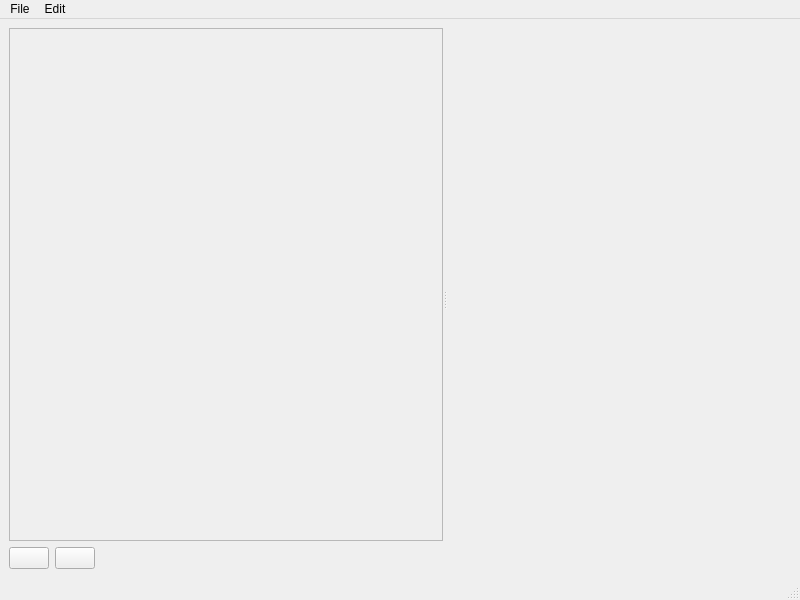
First picture: the form in UI/windows/QuestsMainWindow.ui, repository LydP/Quest-Lists, before the edit.
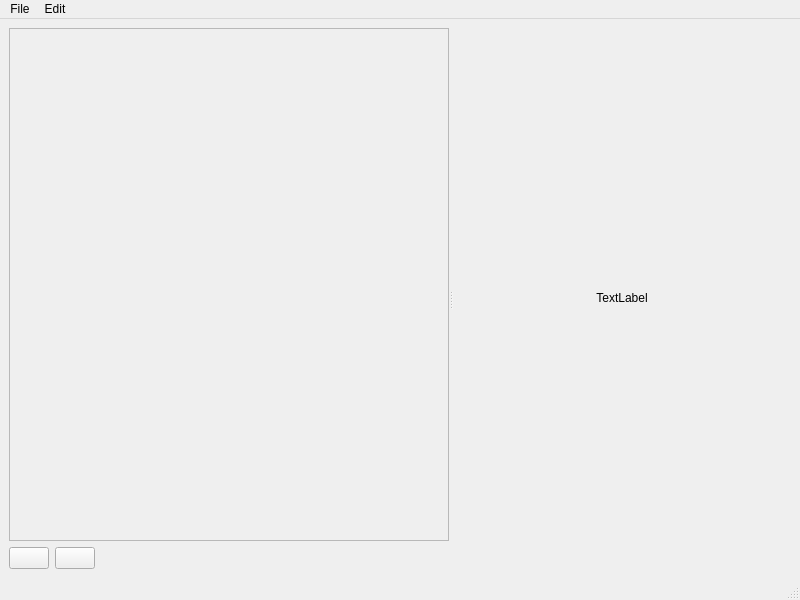
Second picture: the form after the edit. Icons and pictures are not drawn.

Commit message: Added preliminary layout and widgets to QuestsMetadata QGroupBox.

The edit to the form file:
```diff
--- a/UI/windows/QuestsMainWindow.ui
+++ b/UI/windows/QuestsMainWindow.ui
@@ -20,7 +20,7 @@
       <property name="orientation">
        <enum>Qt::Orientation::Horizontal</enum>
       </property>
-      <widget class="QWidget" name="">
+      <widget class="QWidget" name="layoutWidget">
        <layout class="QVBoxLayout" name="verticalLayout">
         <item>
          <widget class="QScrollArea" name="scrollArea">
@@ -32,7 +32,7 @@
             <rect>
              <x>0</x>
              <y>0</y>
-             <width>469</width>
+             <width>406</width>
              <height>492</height>
             </rect>
            </property>
@@ -99,6 +99,37 @@
        <property name="title">
         <string/>
        </property>
+       <layout class="QGridLayout" name="gridLayout">
+        <item row="0" column="0">
+         <widget class="QStackedWidget" name="questsMetadataStackedWidget">
+          <property name="currentIndex">
+           <number>1</number>
+          </property>
+          <widget class="QWidget" name="noGamesPage">
+           <layout class="QVBoxLayout" name="verticalLayout_3">
+            <item>
+             <widget class="QLabel" name="noGamesLabel">
+              <property name="text">
+               <string>&lt;html&gt;&lt;head/&gt;&lt;body&gt;&lt;p align=&quot;center&quot;&gt;&lt;span style=&quot; font-style:italic;&quot;&gt;(no games)&lt;/span&gt;&lt;/p&gt;&lt;/body&gt;&lt;/html&gt;</string>
+              </property>
+             </widget>
+            </item>
+           </layout>
+          </widget>
+          <widget class="QWidget" name="page_2">
+           <layout class="QVBoxLayout" name="verticalLayout_4">
+            <item>
+             <widget class="QLabel" name="gameCoverImage">
+              <property name="text">
+               <string>&lt;html&gt;&lt;head/&gt;&lt;body&gt;&lt;p align=&quot;center&quot;&gt;TextLabel&lt;/p&gt;&lt;/body&gt;&lt;/html&gt;</string>
+              </property>
+             </widget>
+            </item>
+           </layout>
+          </widget>
+         </widget>
+        </item>
+       </layout>
       </widget>
      </widget>
     </item>
```
Left out of the diff: 2 changed lines with no effect on the pictures. The commit also changes 1 other file.
